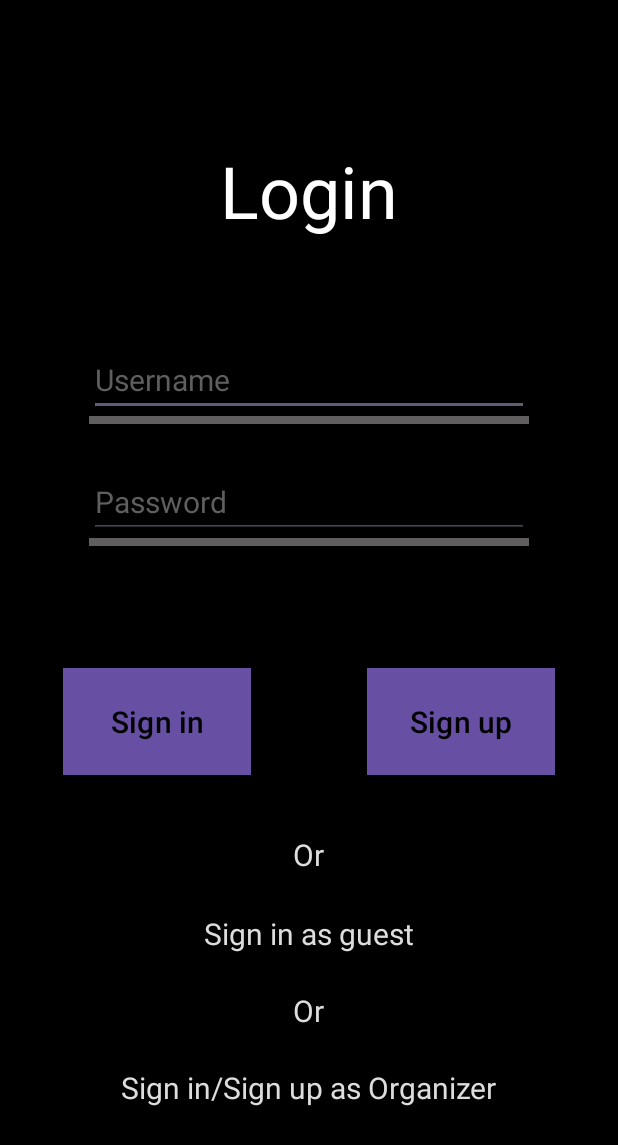
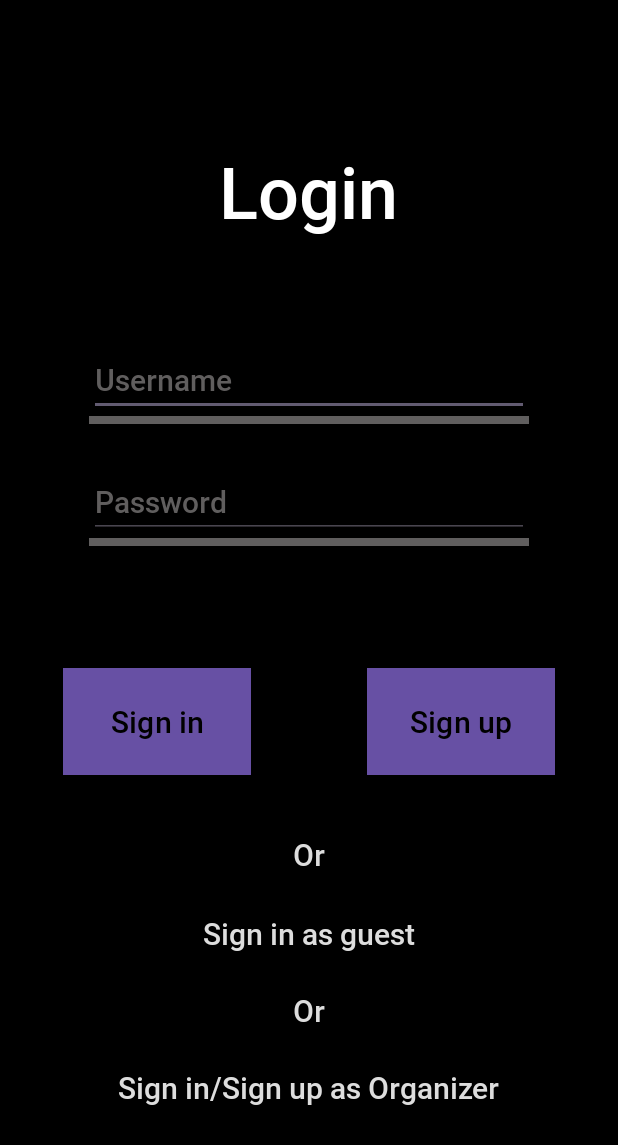
Before and after one commit to CMPUT301F24clover/clover-events, an Android app: the screen it shows after launch (MainActivity), on a phone screen of 412 x 824 dp. Shown: the top 1145 px of the screen. Run offline under Robolectric (Android 15) with nearby library versions, the phone set to English and light mode, and no system bars.

Commit message:
Updated login screen with custom fonts and added the font directory to res

```diff
--- a/LuckyEvent/app/src/main/res/layout/activity_login.xml
+++ b/LuckyEvent/app/src/main/res/layout/activity_login.xml
@@ -11,6 +11,7 @@
     android:gravity="center"
     android:orientation="vertical"
     tools:context=".MainActivity">
+
     <TextView
         android:id="@+id/rmk761e4yfi"
         android:textColor="#FFFFFF"
@@ -19,7 +20,8 @@
         android:layout_height="wrap_content"
         android:layout_width="wrap_content"
         android:text="Login"
-        />
+        android:fontFamily="@font/roboto_medium"/>
+
     <EditText
         android:id="@+id/r63rrjogjw1l"
         android:textColor="#605E5E"
@@ -32,7 +34,8 @@
         android:textColorHint="#605E5E"
         android:maxLines="1"
         android:singleLine="true"
-        android:inputType="text"/>
+        android:inputType="text"
+        android:fontFamily="@font/roboto_medium"/>
 
     <LinearLayout
         android:id="@+id/ru8d3tqq1an"
@@ -41,8 +44,7 @@
         android:background="#605E5E"
         android:layout_marginBottom="28dp"
         android:layout_marginHorizontal="59dp"
-        android:orientation="vertical">
-    </LinearLayout>
+        android:orientation="vertical"/>
 
     <EditText
         android:id="@+id/rcapbbz7gdul"
@@ -56,7 +58,8 @@
         android:textSize="20sp"
         android:maxLines="1"
         android:singleLine="true"
-        android:inputType="textWebPassword"/>
+        android:inputType="textWebPassword"
+        android:fontFamily="@font/roboto_medium"/>
 
     <LinearLayout
         android:id="@+id/rnqs3w0ypapk"
@@ -65,8 +68,8 @@
         android:background="#605E5E"
         android:layout_marginBottom="81dp"
         android:layout_marginHorizontal="59dp"
-        android:orientation="vertical">
-    </LinearLayout>
+        android:orientation="vertical"/>
+
     <LinearLayout
         android:id="@+id/r04nwgdi2lflr"
         android:layout_width="match_parent"
@@ -75,6 +78,7 @@
         android:layout_marginBottom="39dp"
         android:layout_marginHorizontal="42dp"
         android:orientation="horizontal">
+
         <LinearLayout
             android:id="@+id/ro3l6zckuuxc"
             android:layout_width="125dp"
@@ -90,7 +94,8 @@
                 android:paddingVertical="18dp"
                 android:text="Sign in"
                 android:textColor="@color/black"
-                android:textSize="20sp" />
+                android:textSize="20sp"
+                android:fontFamily="@font/roboto_medium"/>
 
         </LinearLayout>
 
@@ -115,11 +120,13 @@
                 android:layout_width="match_parent"
                 android:layout_height="wrap_content"
                 android:paddingVertical="18dp"
-                android:elevation="4dp" />
+                android:elevation="4dp"
+                android:fontFamily="@font/roboto_medium"/>
 
         </LinearLayout>
 
     </LinearLayout>
+
     <TextView
         android:id="@+id/rd03ys6q17jt"
         android:textColor="#DDDDDD"
@@ -128,7 +135,7 @@
         android:layout_height="wrap_content"
         android:layout_width="wrap_content"
         android:text="Or"
-        />
+        android:fontFamily="@font/roboto_medium"/>
 
     <TextView
         android:id="@+id/risuxof0rqa"
@@ -137,17 +144,19 @@
         android:layout_marginBottom="24dp"
         android:text="Sign in as guest"
         android:textColor="#DDDDDD"
-        android:textSize="20sp" />
+        android:textSize="20sp"
+        android:fontFamily="@font/roboto_medium"/>
+
     <TextView
         android:id="@+id/rmqwyrag0qwk"
         android:textColor="#DDDDDD"
         android:textSize="20sp"
         android:layout_marginBottom="24dp"
-
         android:layout_height="wrap_content"
         android:layout_width="wrap_content"
         android:text="Or"
-        />
+        android:fontFamily="@font/roboto_medium"/>
+
     <TextView
         android:id="@+id/organizer"
         android:textColor="#DDDDDD"
@@ -155,5 +164,6 @@
         android:layout_height="wrap_content"
         android:layout_width="wrap_content"
         android:text="Sign in/Sign up as Organizer"
-        />
+        android:fontFamily="@font/roboto_medium"/>
+
 </LinearLayout>
```
Also changed, not shown: LuckyEvent/app/src/main/res/font/roboto_black.ttf (added), LuckyEvent/app/src/main/res/font/roboto_blackitalic.ttf (added), LuckyEvent/app/src/main/res/font/roboto_bold.ttf (added), LuckyEvent/app/src/main/res/font/roboto_bolditalic.ttf (added), LuckyEvent/app/src/main/res/font/roboto_italic.ttf (added), LuckyEvent/app/src/main/res/font/roboto_light.ttf (added), LuckyEvent/app/src/main/res/font/roboto_lightitalic.ttf (added), LuckyEvent/app/src/main/res/font/roboto_medium.ttf (added), LuckyEvent/app/src/main/res/font/roboto_mediumitalic.ttf (added), LuckyEvent/app/src/main/res/font/roboto_regular.ttf (added), LuckyEvent/app/src/main/res/font/roboto_thin.ttf (added), LuckyEvent/app/src/main/res/font/roboto_thinitalic.ttf (added).
